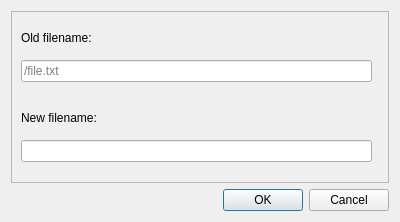
This is pyside6_ui/rename_file_dialog.ui in NewGuy103/syncServer as Qt 5 draws it before an edit. The edited form follows.
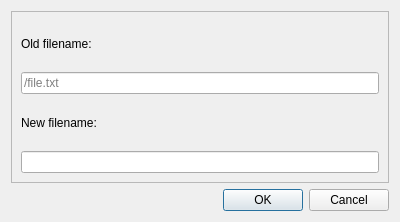
This is the edited form.

Diff of the .ui file:
```diff
--- a/pyside6_ui/rename_file_dialog.ui
+++ b/pyside6_ui/rename_file_dialog.ui
@@ -22,15 +22,8 @@
      <property name="frameShadow">
       <enum>QFrame::Shadow::Raised</enum>
      </property>
-     <widget class="QWidget" name="verticalLayoutWidget">
-      <property name="geometry">
-       <rect>
-        <x>10</x>
-        <y>10</y>
-        <width>351</width>
-        <height>61</height>
-       </rect>
-      </property>
+     <layout class="QVBoxLayout" name="verticalLayout_2">
+      <item>
       <layout class="QVBoxLayout" name="oldNameLayout">
        <item>
         <widget class="QLabel" name="oldFilenameLabel">
@@ -50,16 +43,8 @@
         </widget>
        </item>
       </layout>
-     </widget>
-     <widget class="QWidget" name="verticalLayoutWidget_2">
-      <property name="geometry">
-       <rect>
-        <x>10</x>
-        <y>90</y>
-        <width>351</width>
-        <height>61</height>
-       </rect>
-      </property>
+      </item>
+      <item>
       <layout class="QVBoxLayout" name="newNameLayout">
        <item>
         <widget class="QLabel" name="newFilenameLabel">
@@ -72,7 +57,8 @@
         <widget class="QLineEdit" name="newFilenameLineEdit"/>
        </item>
       </layout>
-     </widget>
+      </item>
+     </layout>
     </widget>
    </item>
    <item>
```
Lines whose indentation alone changed are shown as unchanged.
